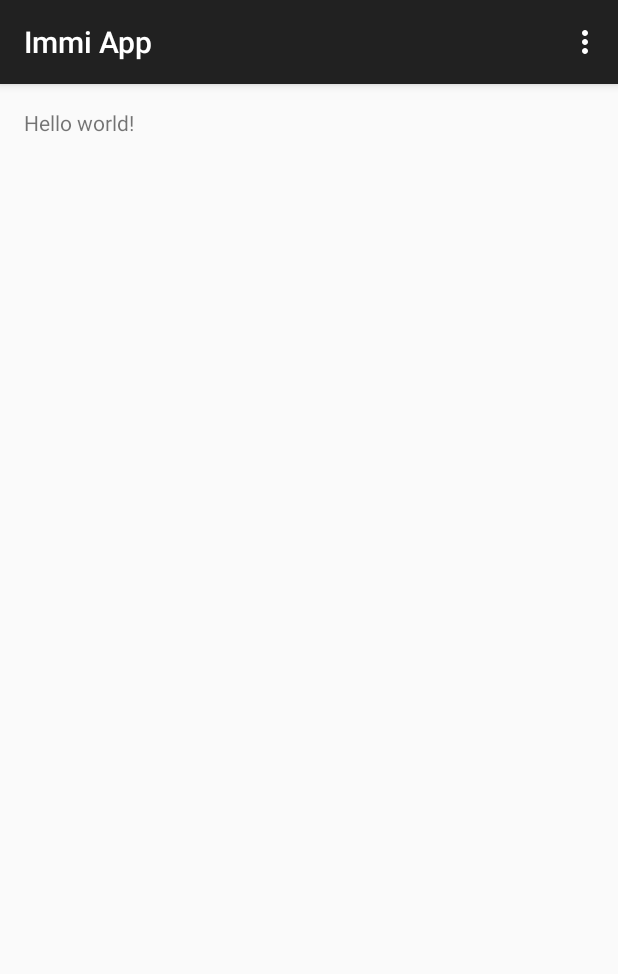
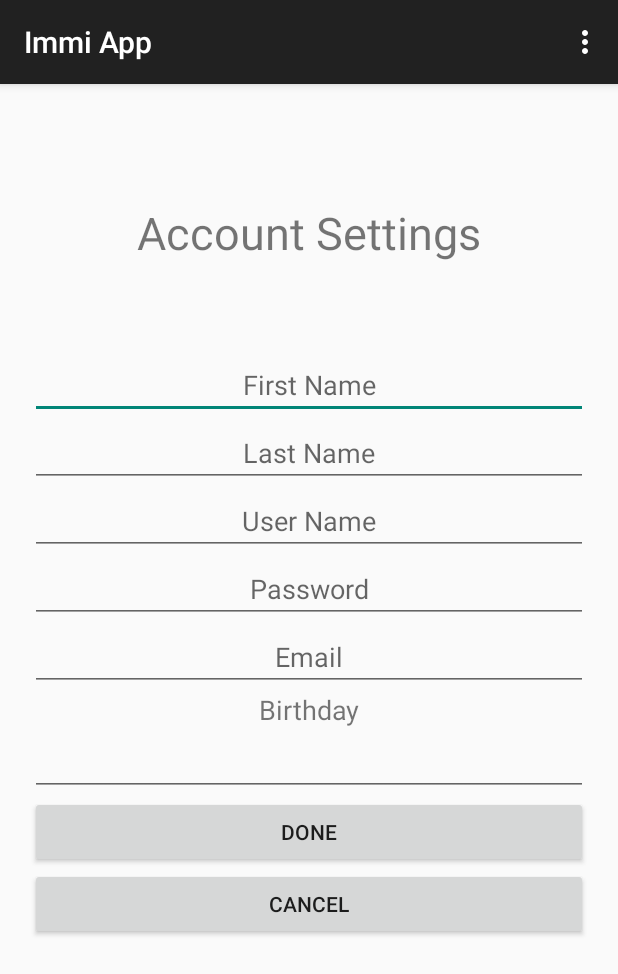
Before and after one commit to FerasDA/ImmiApp, an Android app: the screen it shows after launch (MainActivity), on a phone screen of 412 x 824 dp. Shown: the top 974 px of the screen. Run offline under Robolectric (Android 15) with nearby library versions, the phone set to English and light mode, and no system bars.

Commit message:
Account Settings page layout

```diff
--- /dev/null
+++ b/app/src/main/java/com/immiapp/immiapp/Fragments/TextFieldsFragment.java
@@ -0,0 +1,29 @@
+package com.immiapp.immiapp.Fragments;
+
+
+import android.os.Bundle;
+import android.support.annotation.Nullable;
+import android.support.v4.app.Fragment;
+import android.view.LayoutInflater;
+import android.view.View;
+import android.view.ViewGroup;
+import android.widget.TextView;
+
+import com.immiapp.immiapp.R;
+
+/**
+ * Created by Feras on 3/8/2015.
+ */
+
+public class TextFieldsFragment extends Fragment {
+    private TextView mRegularTextView;
+
+    @Override
+    public View onCreateView(LayoutInflater inflater, @Nullable ViewGroup container, @Nullable Bundle savedInstanceState) {
+        View v = inflater.inflate(R.layout.activity_signup, container, false);
+
+       // mRegularTextView = (TextView) v.findViewById(R.id.regular_text_view);
+
+        return v;
+    }
+}
--- a/app/src/main/java/com/immiapp/immiapp/MainActivity.java
+++ b/app/src/main/java/com/immiapp/immiapp/MainActivity.java
@@ -11,7 +11,7 @@ public class MainActivity extends ActionBarActivity {
     @Override
     protected void onCreate(Bundle savedInstanceState) {
         super.onCreate(savedInstanceState);
-        setContentView(R.layout.activity_main);
+        setContentView(R.layout.activity_signup);
     }
 
     //this is a test message -feras
--- a/app/src/main/res/layout/activity_main.xml
+++ b/app/src/main/res/layout/activity_main.xml
@@ -5,7 +5,13 @@
     android:paddingTop="@dimen/activity_vertical_margin"
     android:paddingBottom="@dimen/activity_vertical_margin" tools:context=".MainActivity">
 
-    <TextView android:text="@string/hello_world" android:layout_width="wrap_content"
+    <TextView android:text="@string/AppTitle"
+        android:layout_width="wrap_content"
         android:layout_height="wrap_content" />
+    <Button
+        android:layout_width="wrap_content"
+        android:layout_height="wrap_content"
+        android:text="@string/login_button"/>
+
 
 </RelativeLayout>
--- /dev/null
+++ b/app/src/main/res/layout/activity_signup.xml
@@ -0,0 +1,131 @@
+<?xml version="1.0" encoding="utf-8"?>
+
+<LinearLayout xmlns:android="http://schemas.android.com/apk/res/android"
+    android:orientation="vertical"
+    android:layout_width="match_parent"
+    android:layout_height="match_parent"
+    android:padding="20dp"
+    android:weightSum="1">
+
+    <TextView
+        android:layout_width="match_parent"
+        android:layout_height="wrap_content"
+        android:id="@+id/account_settings"
+        android:textSize="30sp"
+        android:gravity="center"
+        android:text="@string/account_settings"
+        android:layout_weight="0.4" />
+
+    <LinearLayout
+        android:orientation="vertical"
+        android:layout_width="match_parent"
+        android:layout_height="wrap_content"
+        android:layout_gravity="center_horizontal"
+        android:layout_weight="0.4"
+        android:weightSum="1">
+
+
+        <EditText
+            android:layout_width="match_parent"
+            android:layout_height="wrap_content"
+            android:inputType="textPersonName"
+            android:ems="10"
+            android:id="@+id/first_name"
+            android:layout_gravity="center_horizontal"
+            android:gravity="center_horizontal"
+            android:hint="@string/first_name" />
+
+        <EditText
+            android:layout_width="match_parent"
+            android:layout_height="wrap_content"
+            android:inputType="textPersonName"
+            android:layout_gravity="center_horizontal"
+            android:gravity="center_horizontal"
+            android:hint="@string/last_name"
+            android:ems="10"
+            android:id="@+id/last_name" />
+
+        <EditText
+            android:layout_width="match_parent"
+            android:layout_height="wrap_content"
+            android:inputType="textPersonName"
+            android:layout_gravity="center_horizontal"
+            android:gravity="center_horizontal"
+            android:hint="@string/user_name"
+            android:ems="10"
+            android:id="@+id/user_name" />
+
+        <EditText
+            android:layout_width="match_parent"
+            android:layout_height="wrap_content"
+            android:inputType="textPassword"
+            android:layout_gravity="center_horizontal"
+            android:gravity="center_horizontal"
+            android:hint="@string/password"
+            android:ems="10"
+            android:id="@+id/password" />
+
+        <EditText
+            android:layout_width="match_parent"
+            android:layout_height="wrap_content"
+            android:inputType="textEmailAddress"
+            android:layout_gravity="center_horizontal"
+            android:gravity="center_horizontal"
+            android:hint="@string/email"
+            android:ems="10"
+            android:id="@+id/email" />
+
+        <TextView
+            android:layout_width="180dp"
+            android:layout_height="wrap_content"
+            android:text="@string/birthday"
+            android:id="@+id/birthday"
+            android:layout_gravity="center_horizontal"
+            android:gravity="center_horizontal"
+            android:textSize="18dp" />
+
+        <LinearLayout
+            android:orientation="horizontal"
+            android:layout_width="match_parent"
+            android:layout_height="wrap_content"
+            android:layout_gravity="center_horizontal">
+
+            <EditText
+                android:layout_width="match_parent"
+                android:layout_height="wrap_content"
+                android:layout_gravity="center_horizontal"
+                android:gravity="center_horizontal"
+                android:inputType="date"
+                android:ems="10"
+                android:id="@+id/date"
+                android:layout_weight="1" />
+
+        </LinearLayout>
+
+        <LinearLayout
+            android:orientation="vertical"
+            android:layout_width="match_parent"
+            android:layout_height="wrap_content"
+            android:layout_gravity="center_horizontal">
+
+            <Button
+                android:layout_width="match_parent"
+                android:layout_height="wrap_content"
+                android:id="@+id/done"
+                android:text="@string/done"
+                android:gravity="center_vertical|center|center_horizontal" />
+
+            <Button
+                android:layout_width="match_parent"
+                android:layout_height="wrap_content"
+                android:id="@+id/cancel"
+                android:text="@string/cancel"
+                android:gravity="center_vertical|center|center_horizontal" />
+
+            </LinearLayout>
+
+
+    </LinearLayout>
+
+
+</LinearLayout>
--- a/app/src/main/res/values/strings.xml
+++ b/app/src/main/res/values/strings.xml
@@ -1,6 +1,17 @@
 <resources>
     <string name="app_name">Immi App</string>
+    <string name="account_settings">Account Settings</string>
+    <string name="first_name">First Name</string>
+    <string name="last_name">Last Name</string>
+    <string name="user_name">User Name</string>
+    <string name="password">Password</string>
+    <string name="email">Email</string>
+    <string name="birthday">Birthday</string>
+    <string name="done">Done</string>
+    <string name="cancel">Cancel</string>
 
     <string name="hello_world">Hello world!</string>
+    <string name="AppTitle">Immi App</string>
+    <string name="login_button">Login</string>
     <string name="action_settings">Settings</string>
 </resources>
```
Also changed, not shown: 1 other file.
